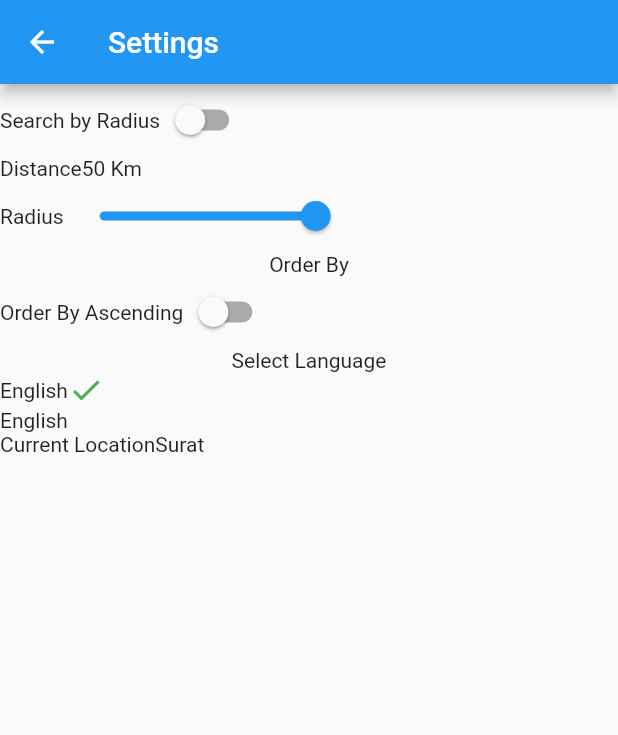
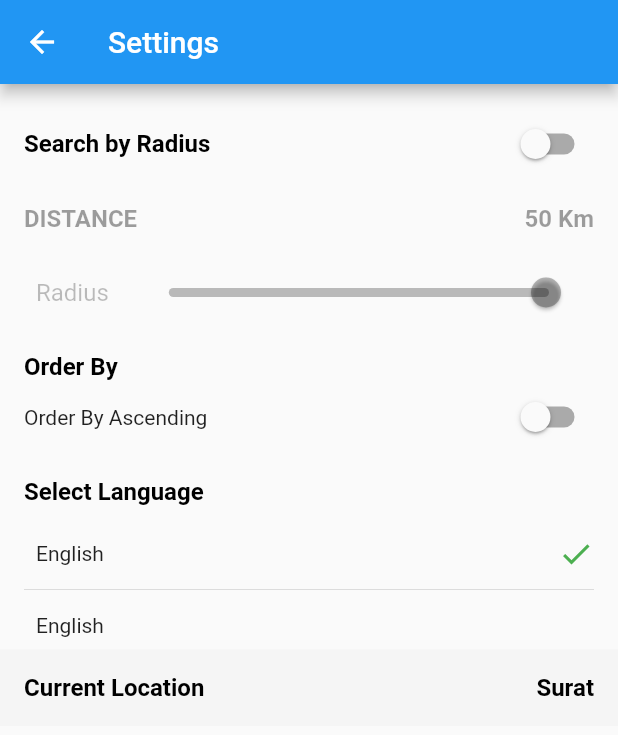
Before and after one commit to viveky259259/medical_poc, a Flutter app: the screen it shows after launch, in the side drawer, after a tap on the "settings" icon, on a phone screen of 412 x 824 dp. Shown: the top 735 px of the screen. Run offline on Flutter 3.47's test engine with Material 2 defaults, Android fonts, the phone set to English and light mode, and no system bars; our stand-ins replace font_awesome_flutter, intro_slider; missing offline and left inert: grouped_buttons.

Commit message:
settings

```diff
--- a/lib/setting/settings.dart
+++ b/lib/setting/settings.dart
@@ -6,6 +6,9 @@ class SettingsUI extends StatefulWidget {
 }
 
 class _SettingsUIState extends State<SettingsUI> {
+  double sliderValue = 1;
+  bool hasSearchByRadius = false;
+  bool hasOrderByAscending = false;
   @override
   Widget build(BuildContext context) {
     return Scaffold(
@@ -13,63 +16,177 @@ class _SettingsUIState extends State<SettingsUI> {
         title: Text("Settings"),
       ),
       body: Column(
+        mainAxisAlignment: MainAxisAlignment.start,
+        crossAxisAlignment: CrossAxisAlignment.start,
         children: <Widget>[
-          Row(
+          Padding(
+            padding: const EdgeInsets.all(16.0),
+            child: Row(
+              mainAxisAlignment: MainAxisAlignment.spaceBetween,
               children: <Widget>[
-              Text('Search by Radius'),
+                Text(
+                  'Search by Radius',
+                  style: TextStyle(
+                      color: Colors.black,
+                      fontSize: 16,
+                      fontWeight: FontWeight.bold),
+                ),
                 Switch(
-                value: false,
-                onChanged: (v) {},
+                  value: hasSearchByRadius,
+                  onChanged: (v) {
+                    setState(() {
+                      hasSearchByRadius = v;
+                    });
+                  },
                 )
               ],
             ),
-          Row(
-            children: <Widget>[Text('Distance'), Text("50 Km")],
           ),
-          Row(
+          Padding(
+            padding: const EdgeInsets.symmetric(horizontal: 16.0),
+            child: Row(
+              mainAxisAlignment: MainAxisAlignment.spaceBetween,
               children: <Widget>[
-              Text('Radius'),
-              Slider(
-                value: 1,
-                onChanged: (v) {},
+                Text(
+                  'DISTANCE',
+                  style: TextStyle(
+                      color: Colors.black38,
+                      fontSize: 16,
+                      fontWeight: FontWeight.bold),
+                ),
+                Text(
+                  "50 Km",
+                  style: TextStyle(
+                      color: Colors.black38,
+                      fontSize: 16,
+                      fontWeight: FontWeight.bold),
                 )
               ],
             ),
-          Text("Order By"),
-          Row(
+          ),
+          Padding(
+            padding: const EdgeInsets.symmetric(vertical: 16.0, horizontal: 24),
+            child: Row(
+              children: <Widget>[
+                Text(
+                  'Radius',
+                  style: TextStyle(
+                    color: Colors.black26,
+                    fontSize: 16,
+                  ),
+                ),
+                SizedBox(
+                  width: 16,
+                ),
+                Expanded(
+                  child: Slider(
+                    activeColor: Colors.black26,
+                    inactiveColor: Colors.black26,
+                    value: sliderValue,
+                    max: 1,
+                    min: 0,
+                    onChanged: (v) {
+                      setState(() {
+                        sliderValue = v;
+                      });
+                    },
+                  ),
+                )
+              ],
+            ),
+          ),
+          Padding(
+            padding: const EdgeInsets.symmetric(horizontal: 16.0),
+            child: Text(
+              "Order By",
+              style: TextStyle(
+                  color: Colors.black,
+                  fontSize: 16,
+                  fontWeight: FontWeight.bold),
+            ),
+          ),
+          Padding(
+            padding: const EdgeInsets.symmetric(horizontal: 16.0),
+            child: Row(
+              mainAxisAlignment: MainAxisAlignment.spaceBetween,
               children: <Widget>[
                 Text("Order By Ascending"),
                 Switch(
-                value: false,
-                onChanged: (v) {},
+                  value: hasOrderByAscending,
+                  onChanged: (v) {
+                    setState(() {
+                      hasOrderByAscending = v;
+                    });
+                  },
                 )
               ],
             ),
-          Text("Select Language"),
-          Column(
+          ),
+          Padding(
+            padding: const EdgeInsets.all(16.0),
+            child: Text(
+              "Select Language",
+              style: TextStyle(
+                  color: Colors.black,
+                  fontSize: 16,
+                  fontWeight: FontWeight.bold),
+            ),
+          ),
+          Padding(
+            padding: const EdgeInsets.symmetric(horizontal: 16.0),
+            child: Column(
+              mainAxisAlignment: MainAxisAlignment.start,
+              crossAxisAlignment: CrossAxisAlignment.start,
               mainAxisSize: MainAxisSize.min,
               children: <Widget>[
                 Row(
+                  mainAxisAlignment: MainAxisAlignment.spaceBetween,
                   children: <Widget>[
-                  Text("English"),
+                    Padding(
+                      padding: const EdgeInsets.all(8.0),
+                      child: Text("English"),
+                    ),
                     Icon(
                       Icons.check,
                       color: Colors.green,
                     )
                   ],
                 ),
+                Divider(),
                 Row(
                   children: <Widget>[
-                  Text("English"),
+                    Padding(
+                      padding: const EdgeInsets.all(8.0),
+                      child: Text("English"),
+                    ),
                   ],
                 )
               ],
             ),
-          Row(
+          ),
+          Container(
+            width: MediaQuery.of(context).size.width,
+            color: Colors.grey.shade100,
+            padding: EdgeInsets.symmetric(vertical: 16, horizontal: 16),
+            child: Row(
+              mainAxisAlignment: MainAxisAlignment.spaceBetween,
               children: <Widget>[
-              Text("Current Location"),
-              Text("Surat"),
+                Text(
+                  "Current Location",
+                  style: TextStyle(
+                      color: Colors.black,
+                      fontSize: 16,
+                      fontWeight: FontWeight.bold),
+                ),
+                Text(
+                  "Surat",
+                  style: TextStyle(
+                      color: Colors.black,
+                      fontSize: 16,
+                      fontWeight: FontWeight.bold),
+                ),
               ],
+            ),
           ),
         ],
       ),
```
Lines whose indentation alone changed are shown as unchanged.
